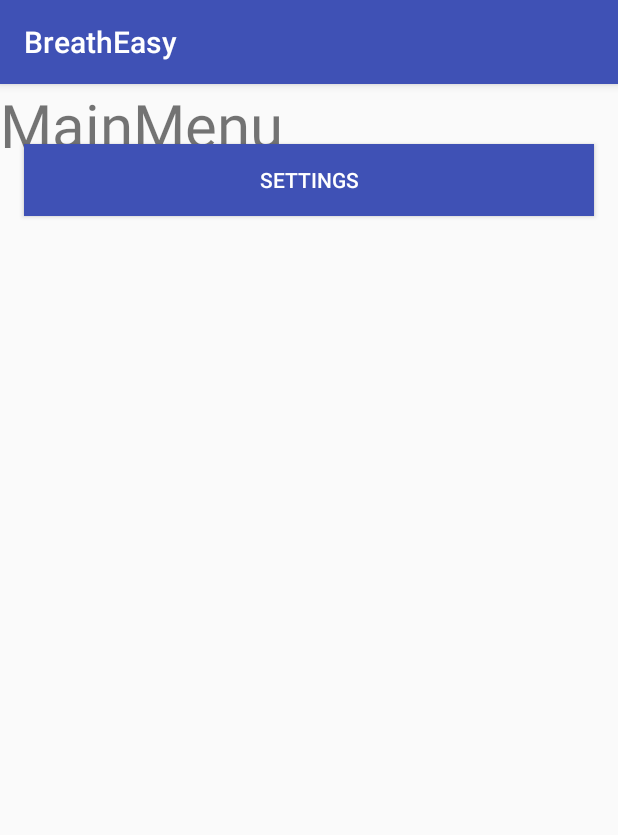
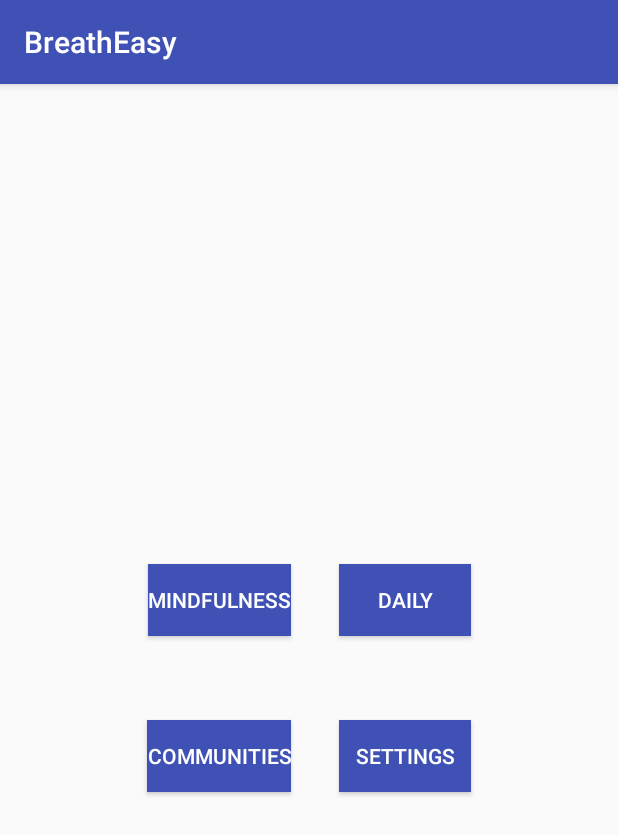
Before and after one commit to daneography/BreathEasy-AndroidStudio, an Android app: the fragment mainMenuFragment placed in its activity, on a phone screen of 412 x 824 dp. Shown: the top 835 px of the screen. Run offline under Robolectric (Android 15) with nearby library versions, the phone set to English and light mode, and no system bars.

Commit message:
version 0.5
main menu succesful. only the setting is working tho

```diff
--- a/app/src/main/java/uofsc/com/breatheasy/mainMenuFragment.java
+++ b/app/src/main/java/uofsc/com/breatheasy/mainMenuFragment.java
@@ -13,7 +13,6 @@ import android.widget.TextView;
 
 
 public class mainMenuFragment extends Fragment implements View.OnClickListener {
-    private TextView tvMainMenu;
     private AppCompatButton btnSettings;
 
     @Override
@@ -26,7 +25,7 @@ public class mainMenuFragment extends Fragment implements View.OnClickListener {
 
     private void initViews(View view){
 
-        tvMainMenu = (TextView)view.findViewById(R.id.tvMainMenu);
+
         btnSettings = (AppCompatButton)view.findViewById(R.id.btnSettings);
 
         btnSettings.setOnClickListener(this);
--- a/app/src/main/res/layout/fragment_main_menu.xml
+++ b/app/src/main/res/layout/fragment_main_menu.xml
@@ -1,28 +1,66 @@
-<FrameLayout xmlns:android="http://schemas.android.com/apk/res/android"
+<GridLayout xmlns:android="http://schemas.android.com/apk/res/android"
     xmlns:tools="http://schemas.android.com/tools"
-    android:layout_width="match_parent"
-    android:layout_height="match_parent"
-    tools:context="uofsc.com.breatheasy.mainMenuFragment">
+    android:id="@+id/GridLayout1"
+    android:layout_width="wrap_content"
+    android:layout_height="wrap_content"
+    android:columnCount="2"
+    android:rowCount="2"
+    android:orientation="vertical"
+    android:layout_marginRight="16dp"
+    android:layout_marginLeft="16dp"
+    tools:context=".mainMenuFragment"
+    android:layout_gravity="center">
 
+    <android.support.v7.widget.AppCompatButton
+        android:id="@+id/btnMindfulness"
+        android:layout_gravity="center"
+        android:layout_width="match_parent"
+        android:layout_height="wrap_content"
+        android:layout_marginBottom="16dp"
+        android:layout_marginLeft="16dp"
+        android:layout_marginRight="16dp"
+        android:layout_marginTop="40dp"
+        android:background="@color/colorPrimary"
+        android:text="Mindfulness"
+        android:textColor="@android:color/white" />
 
-    <TextView
-        android:id="@+id/tvMainMenu"
+    <android.support.v7.widget.AppCompatButton
+        android:id="@+id/btnCommunities"
+        android:layout_gravity="center"
         android:layout_width="match_parent"
-        android:layout_height="match_parent"
-        android:text="MainMenu"
-        android:textSize="40dp"
-        />
+        android:layout_height="wrap_content"
+        android:layout_marginBottom="16dp"
+        android:layout_marginLeft="16dp"
+        android:layout_marginRight="16dp"
+        android:layout_marginTop="40dp"
+        android:background="@color/colorPrimary"
+        android:text="Communities"
+        android:textColor="@android:color/white" />
+
+    <android.support.v7.widget.AppCompatButton
+        android:id="@+id/btnDaily"
+        android:layout_gravity="center"
+        android:layout_width="match_parent"
+        android:layout_height="wrap_content"
+        android:layout_marginBottom="16dp"
+        android:layout_marginLeft="16dp"
+        android:layout_marginRight="16dp"
+        android:layout_marginTop="40dp"
+        android:background="@color/colorPrimary"
+        android:text="Daily"
+        android:textColor="@android:color/white" />
 
     <android.support.v7.widget.AppCompatButton
         android:id="@+id/btnSettings"
+        android:layout_gravity="center"
         android:layout_width="match_parent"
         android:layout_height="wrap_content"
-        android:layout_marginTop="40dp"
         android:layout_marginBottom="16dp"
         android:layout_marginLeft="16dp"
         android:layout_marginRight="16dp"
+        android:layout_marginTop="40dp"
         android:background="@color/colorPrimary"
         android:text="Settings"
         android:textColor="@android:color/white" />
 
-</FrameLayout>
+</GridLayout>
```
